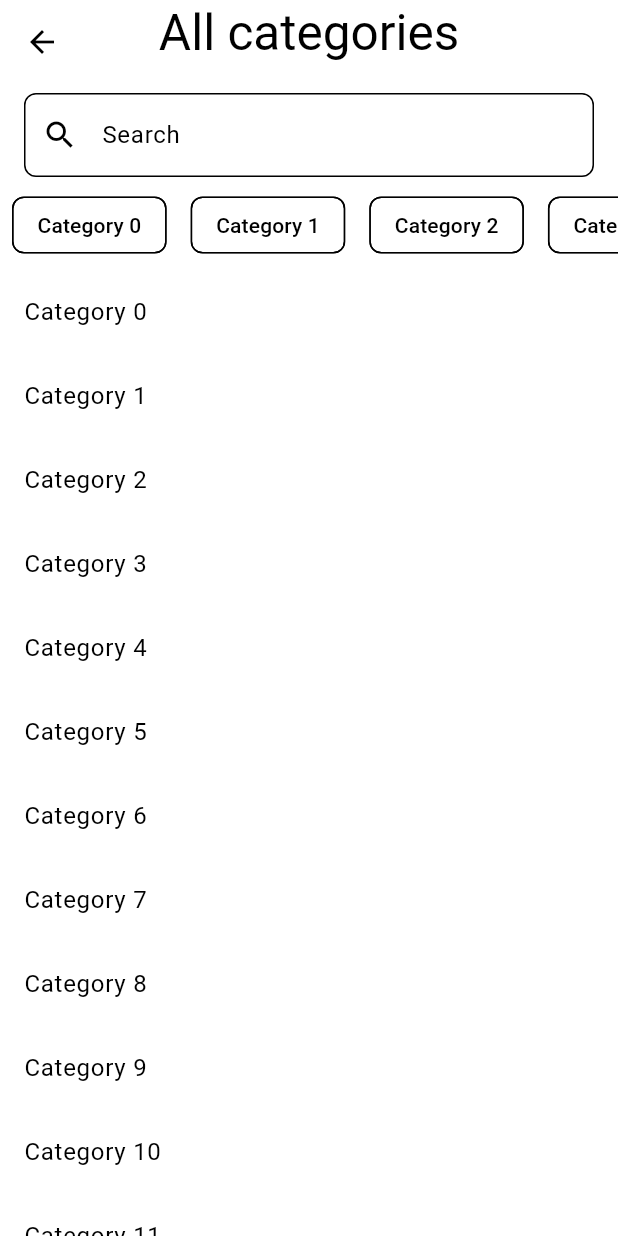
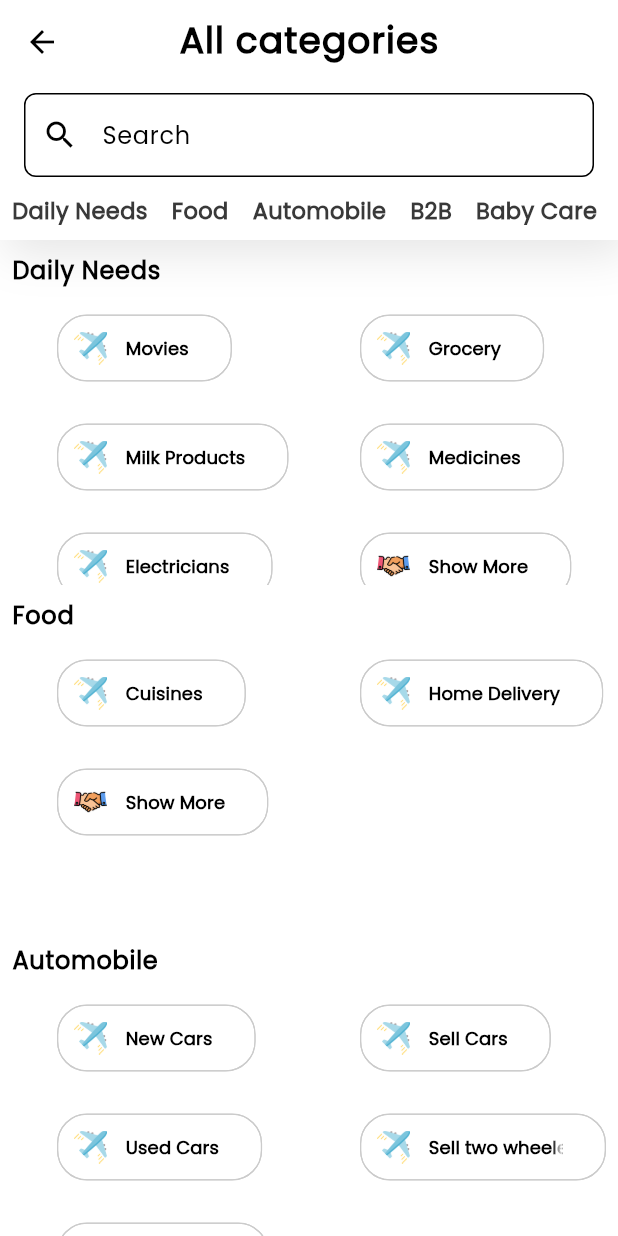
Before and after one commit to agil-mathews/justdial_clone, a Flutter app: the CategoryPage screen opened by its route, on a phone screen of 412 x 824 dp. Run offline on Flutter 3.47's test engine with Material 3 defaults, Android fonts, the phone set to English and light mode, and no system bars; our stand-ins replace animate_do.

Commit message:
13-08-2024

```diff
--- a/lib/common/chip.dart
+++ b/lib/common/chip.dart
@@ -23,14 +23,14 @@ class CustomChip extends StatelessWidget {
           shape: BoxShape.rectangle,
         ),
       ),
-      label: Text(text),
-      labelPadding: EdgeInsets.only(left: 10,right: 20,top: 5,bottom: 5),
+      label: Text(text,style: const TextStyle(fontSize: 12,fontWeight: FontWeight.bold,fontFamily: 'Poppins'),),
+      labelPadding: const EdgeInsets.only(left: 10,right: 20,top: 5,bottom: 5),
       backgroundColor: Colors.white,
       shape: RoundedRectangleBorder(
         borderRadius: BorderRadius.circular(20.0),
-        side: BorderSide(
+        side: const BorderSide(
           width: 0.8,
-          color: Colors.grey
+          color: Color.fromARGB(255, 203, 203, 203)
         ) // Circular border radius
       ),
     );
--- a/lib/screens/categoriess.dart
+++ b/lib/screens/categoriess.dart
@@ -1,4 +1,5 @@
 import 'package:flutter/material.dart';
+import 'package:test_project/common/chip.dart';
 
 class CategoryPage extends StatefulWidget {
   @override
@@ -6,16 +7,41 @@ class CategoryPage extends StatefulWidget {
 }
 
 class _CategoryPageState extends State<CategoryPage> {
+//  final List<String> categories = [
+//     'Daily Needs',
+//     'Food',
+//     'Automobile',
+//     'B2B',
+//     'Baby Care',
+//     'Banquets',
+//     'Beauty',
+//   ];
+
+
+
+     final List<Category> categories = [
+  Category(title: 'Daily Needs', items: ['Movies', 'Grocery', 'Milk Products','Medicines','Electricians']),
+  Category(title: 'Food', items: ['Cuisines', 'Home Delivery']),
+  Category(title: 'Automobile', items: ['New Cars', 'Sell Cars', 'Used Cars','Sell two wheelers']),
+  Category(title: 'B2B', items: ['Agriculture', 'Apparel', 'Personal care','Book','Baby care']),
+  Category(title: 'Baby Care', items: ['Baby Food', 'Baby Sitters', 'Baby Bedding','Clothes','Diapers']),
+  Category(title: 'Beauty', items: ['Beauty Parlours', 'Bridal makeup', 'Salons','Spas',]),
+  // Add more categories as needed
+];
+
+
   @override
   Widget build(BuildContext context) {
     return Scaffold(
+      backgroundColor: Colors.white,
       body: CustomScrollView(
         slivers: [
            SliverAppBar(
+            // backgroundColor: Colors.white,
             pinned: true,
             expandedHeight: 60.0,
             flexibleSpace: FlexibleSpaceBar(
-              title: Text('All categories'),
+              title: Text('All categories',style: Theme.of(context).textTheme.bodyLarge?.copyWith(fontWeight: FontWeight.bold),),
               centerTitle: true,
             ),
           ),
@@ -29,12 +55,78 @@ class _CategoryPageState extends State<CategoryPage> {
           ),
                  SliverList(
             delegate: SliverChildBuilderDelegate(
-              (BuildContext context, int index) {
-                return ListTile(
-                  title: Text('Category $index'),
+              (BuildContext context, int categoryIndex) {
+                final category = categories[categoryIndex];
+                final List<String> itemsWithShowMore = List.from(category.items)
+                  ..add('Show More');
+
+                return Column(
+                  crossAxisAlignment: CrossAxisAlignment.start,
+                  children: [
+                    Padding(
+                      padding: const EdgeInsets.all(8.0),
+                      child: Text(
+                        category.title,
+                        style: Theme.of(context).textTheme.bodyLarge?.copyWith(fontWeight: FontWeight.bold),
+                      ),
+                    ),
+                    // Grid of items under this category
+                    SizedBox(
+                      height: 190, // Adjust height as needed
+                      child: GridView.builder(
+                        physics: const NeverScrollableScrollPhysics(),
+                        padding: const EdgeInsets.all(8.0),
+                        gridDelegate: const SliverGridDelegateWithFixedCrossAxisCount(
+                          crossAxisCount: 2, // Number of items per row
+                          mainAxisSpacing: 8.0,
+                          crossAxisSpacing: 8.0,
+                          childAspectRatio: 3.0, // Adjust as needed
+                        ),
+                         shrinkWrap: true,
+                        itemCount: itemsWithShowMore.length,
+                        itemBuilder: (BuildContext context, int itemIndex) {
+                          if (itemIndex == itemsWithShowMore.length - 1) {
+                            return const Wrap(
+                              alignment: WrapAlignment.start,
+                              children: [
+                                Padding(
+                                  padding: EdgeInsets.only(left: 30),
+                                  child: CustomChip(
+                                    text: 'Show More',
+                                    imageUrl: 'assets/images/handshake.png', // Replace with appropriate image URL
+                                    // onTap: () {
+                                    //   // Navigate to the next page when "Show More" is tapped
+                                    //   Navigator.push(
+                                    //     context,
+                                    //     MaterialPageRoute(
+                                    //       builder: (context) => NextPage(), // Replace with your next page widget
+                                    //     ),
+                                    //   );
+                                    // },
+                                  ),
+                                ),
+                              ],
+                            );
+                          }
+                          return Wrap(
+                            alignment: WrapAlignment.start,
+                            children: [
+                              Padding(
+                                padding: const EdgeInsets.only(left: 30),
+                                child: CustomChip(
+                                  text: itemsWithShowMore[itemIndex],
+                                  imageUrl: 'assets/images/airplane.png', // Replace with appropriate image URL
+                                ),
+                              ),
+                            ],
                           );
                         },
-              childCount: 20, // Replace with the actual number of categories
+                      ),
+                    ),
+                  ],
+                );
+              },
+              childCount: categories.length,
             ),
           ),
         ],
@@ -48,12 +140,12 @@ class _SearchBarDelegate extends SliverPersistentHeaderDelegate {
   Widget build(BuildContext context, double shrinkOffset, bool overlapsContent) {
     return Container(
       color: Colors.white,
-      padding: EdgeInsets.symmetric(horizontal: 16.0),
+      padding: const EdgeInsets.symmetric(horizontal: 16.0),
       alignment: Alignment.center,
       child: TextField(
         decoration: InputDecoration(
           hintText: 'Search',
-          prefixIcon: Icon(Icons.search),
+          prefixIcon: const Icon(Icons.search),
           border: OutlineInputBorder(
             borderRadius: BorderRadius.circular(8.0),
           ),
@@ -73,19 +165,39 @@ class _SearchBarDelegate extends SliverPersistentHeaderDelegate {
 }
 
 class _CategoryListDelegate extends SliverPersistentHeaderDelegate {
+    final List<String> categories = [
+    'Daily Needs',
+    'Food',
+    'Automobile',
+    'B2B',
+    'Baby Care',
+    'Banquets',
+    'Beauty',
+  ];
   @override
   Widget build(BuildContext context, double shrinkOffset, bool overlapsContent) {
     return Container(
+
+            decoration: BoxDecoration(
               color: Colors.white,
+              boxShadow: [
+                BoxShadow(
+        color: Colors.black.withOpacity(0.1), // Shadow color with opacity
+        spreadRadius: 1, // Spread radius
+        blurRadius: 25, // Blur radius
+        offset: const Offset(5, 8), // Offset from the widget
+      ),
+              ]
+            ),
+            // color: Colors.blue,
+            height: 40.0, // Adjust height as needed
             child: ListView.builder(
               scrollDirection: Axis.horizontal,
-        itemCount: 10, // Replace with the actual number of categories
+              itemCount: categories.length,
               itemBuilder: (context, index) {
                 return Padding(
-            padding: EdgeInsets.symmetric(horizontal: 8.0),
-            child: Chip(
-              label: Text('Category $index'),
-            ),
+                  padding: const EdgeInsets.symmetric(horizontal: 8.0,vertical: 10.0),
+                  child: Text(categories[index],style: const TextStyle(fontSize: 15,fontFamily: 'Poppins',fontWeight: FontWeight.w600,color: Color.fromARGB(255, 57, 57, 57)),),
                 );
               },
             ),
@@ -93,11 +205,25 @@ class _CategoryListDelegate extends SliverPersistentHeaderDelegate {
   }
 
   @override
-  double get maxExtent => 60.0;
+  double get maxExtent => 40.0;
 
   @override
-  double get minExtent => 60.0;
+  double get minExtent => 40.0;
 
   @override
   bool shouldRebuild(_CategoryListDelegate oldDelegate) => false;
+
+
 }
+
+class Category {
+  final String title;
+  final List<String> items;
+
+  Category({required this.title, required this.items});
+
+
+
+
+
+}
--- a/lib/screens/home.dart
+++ b/lib/screens/home.dart
@@ -160,7 +160,7 @@ class FullScreenMenu extends StatelessWidget {
                       Column(
                         crossAxisAlignment: CrossAxisAlignment.start,
                         children: [
-                          Text('Full Name', style: TextStyle(fontSize: 18, fontWeight: FontWeight.bold)),
+                          Text('Full Name', style: TextStyle(fontSize: 18, fontWeight: FontWeight.bold,fontFamily: 'Poppins')),
                           SizedBox(height: 4),
                           Text('Phone Number', style: TextStyle(fontSize: 14, color: Colors.grey)),
                         ],
```
Also changed, not shown: lib/main.dart (+7 -1 lines), pubspec.yaml (+4 -4 lines), assets/fonts/Poppins-Regular.ttf (added). Lines whose indentation alone changed are shown as unchanged.
